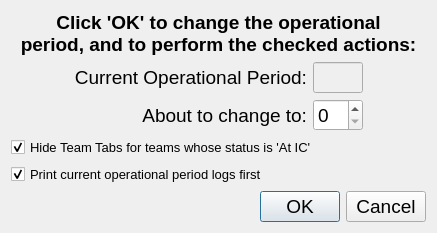
This is designer/opPeriodDialog.ui in ncssar/radiolog as Qt 5 draws it before an edit. The edited form follows.
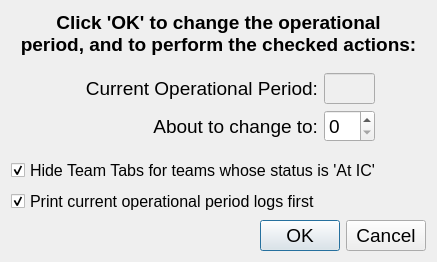
This is the edited form.

Commit message: call adjustSize() before setFixedSize(self.size()) for optionsDialog and opPeriodDialog; this addresses the issue of the spinner appearing to not start on R6, which was really an issue of the sizes being too huge to see; adjust sizes in opPeriodDialog

Patch:
```diff
--- a/designer/opPeriodDialog.ui
+++ b/designer/opPeriodDialog.ui
@@ -7,7 +7,7 @@
     <x>0</x>
     <y>0</y>
     <width>437</width>
-    <height>230</height>
+    <height>262</height>
    </rect>
   </property>
   <property name="windowTitle">
@@ -41,13 +41,19 @@
      <property name="sizeHint" stdset="0">
       <size>
        <width>20</width>
-       <height>40</height>
+       <height>10</height>
       </size>
      </property>
     </spacer>
    </item>
    <item>
-    <layout class="QGridLayout" name="gridLayout">
+    <layout class="QGridLayout" name="gridLayout" columnstretch="1,5,1,1">
+     <property name="sizeConstraint">
+      <enum>QLayout::SetMinimumSize</enum>
+     </property>
+     <property name="bottomMargin">
+      <number>0</number>
+     </property>
      <item row="0" column="1">
       <widget class="QLabel" name="label_2">
        <property name="font">
@@ -69,9 +75,12 @@
        <property name="orientation">
         <enum>Qt::Horizontal</enum>
        </property>
+       <property name="sizeType">
+        <enum>QSizePolicy::MinimumExpanding</enum>
+       </property>
        <property name="sizeHint" stdset="0">
         <size>
-         <width>200</width>
+         <width>20</width>
          <height>20</height>
         </size>
        </property>
@@ -111,9 +120,12 @@
        <property name="orientation">
         <enum>Qt::Horizontal</enum>
        </property>
+       <property name="sizeType">
+        <enum>QSizePolicy::MinimumExpanding</enum>
+       </property>
        <property name="sizeHint" stdset="0">
         <size>
-         <width>200</width>
+         <width>20</width>
          <height>20</height>
         </size>
        </property>
@@ -131,12 +143,31 @@
      </item>
     </layout>
    </item>
+   <item>
+    <spacer name="verticalSpacer_2">
+     <property name="orientation">
+      <enum>Qt::Vertical</enum>
+     </property>
+     <property name="sizeHint" stdset="0">
+      <size>
+       <width>20</width>
+       <height>10</height>
+      </size>
+     </property>
+    </spacer>
+   </item>
    <item>
     <widget class="QCheckBox" name="deleteTabsCheckBox">
+     <property name="sizePolicy">
+      <sizepolicy hsizetype="Minimum" vsizetype="Minimum">
+       <horstretch>0</horstretch>
+       <verstretch>0</verstretch>
+      </sizepolicy>
+     </property>
      <property name="font">
       <font>
        <family>Segoe UI</family>
-       <pointsize>10</pointsize>
+       <pointsize>12</pointsize>
       </font>
      </property>
      <property name="text">
@@ -149,10 +180,16 @@
    </item>
    <item>
     <widget class="QCheckBox" name="printCheckBox">
+     <property name="sizePolicy">
+      <sizepolicy hsizetype="Minimum" vsizetype="Minimum">
+       <horstretch>0</horstretch>
+       <verstretch>0</verstretch>
+      </sizepolicy>
+     </property>
      <property name="font">
       <font>
        <family>Segoe UI</family>
-       <pointsize>10</pointsize>
+       <pointsize>12</pointsize>
       </font>
      </property>
      <property name="text">
```
The commit also changes 2 other files.
